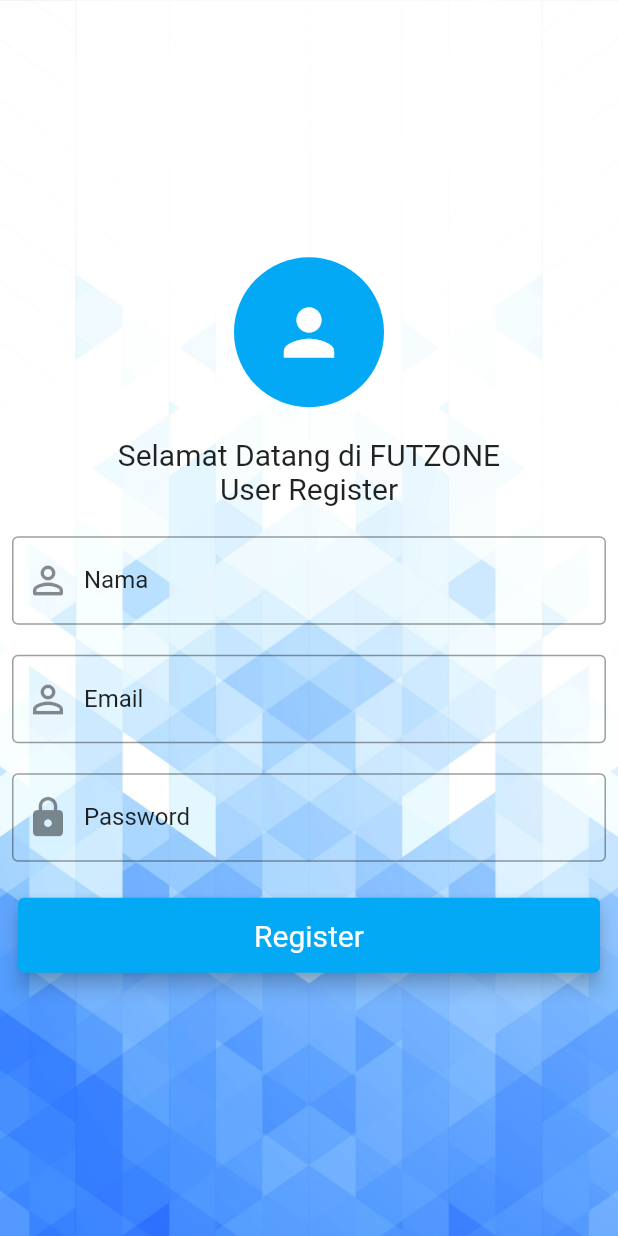
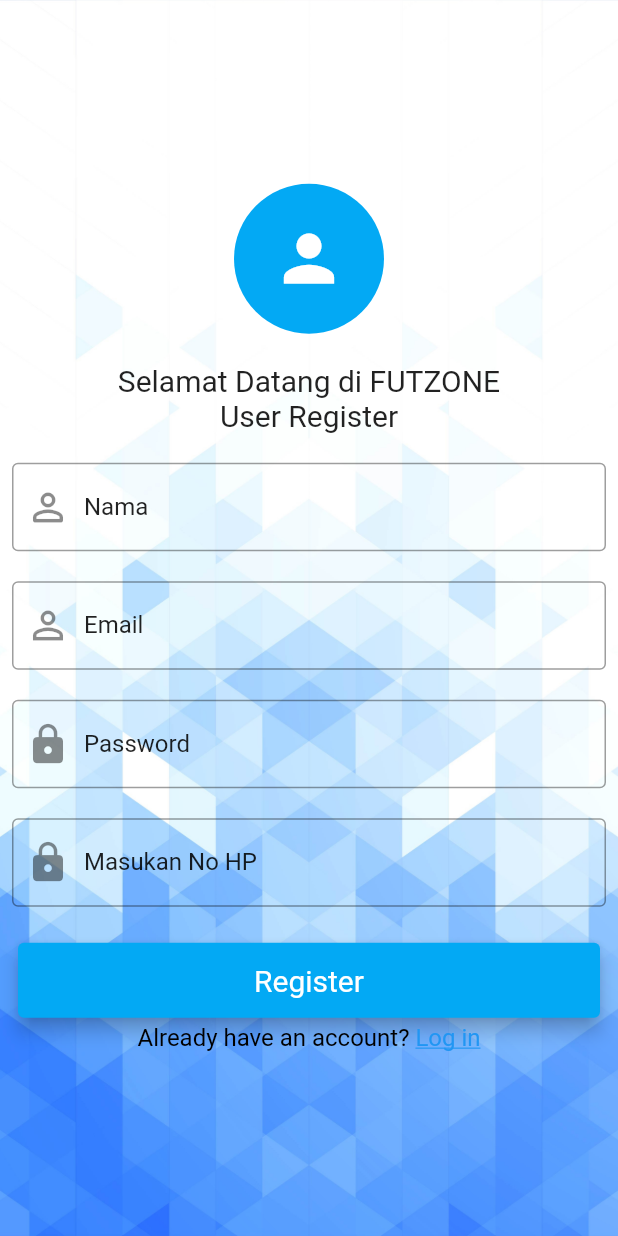
Before and after one commit to nrcloudd/futsalandroid, a Flutter app: the Register screen opened directly, on a phone screen of 412 x 824 dp. Run offline on Flutter 3.47's test engine with Material 2 defaults, Android fonts, the phone set to English and light mode, and no system bars; our stand-ins replace fluttertoast, image_picker; network calls fail.

Commit message:
Update textbutton login  and register

```diff
--- a/flutter_futsal/lib/register.dart
+++ b/flutter_futsal/lib/register.dart
@@ -3,6 +3,8 @@
 import 'package:flutter_futsal/main.dart';
 import 'package:http/http.dart' as http;
 import 'package:flutter_futsal/api_connection/api_connection.dart';
+import 'package:flutter/gestures.dart';
+
 
 void main() => runApp(MyApp());
 
@@ -136,26 +138,26 @@
               height: 20,
             ),
 
-            //password confirmed form
-            // TextFormField(
-            //   controller: password_confirmationController,
-            //   obscureText: true,
-            //   decoration: InputDecoration(
-            //       border: OutlineInputBorder(),
-            //       focusedBorder: OutlineInputBorder(
-            //           borderSide: BorderSide(color: Colors.black87)),
-            //       prefixIcon: Icon(
-            //         Icons.lock,
-            //         size: 30,
-            //       ),
-            //       hintText: "Masukkan Password",
-            //       hintStyle: TextStyle(color: Colors.black87),
-            //       labelText: "Password Confirmation",
-            //       labelStyle: TextStyle(color: Colors.black87)),
-            // ),
-            // SizedBox(
-            //   height: 20,
-            // ),
+            //form phone
+            TextFormField(
+              controller: password_confirmationController,
+              obscureText: true,
+              decoration: InputDecoration(
+                  border: OutlineInputBorder(),
+                  focusedBorder: OutlineInputBorder(
+                      borderSide: BorderSide(color: Colors.black87)),
+                  prefixIcon: Icon(
+                    Icons.lock,
+                    size: 30,
+                  ),
+                  hintText: "No HP",
+                  hintStyle: TextStyle(color: Colors.black87),
+                  labelText: "Masukan No HP",
+                  labelStyle: TextStyle(color: Colors.black87)),
+            ),
+            SizedBox(
+              height: 20,
+            ),
 
 
             Card(
@@ -178,6 +180,33 @@
                 ),
               ),
             ),
+            RichText(
+              text: TextSpan(
+                text: "Already have an account? ",
+                style: TextStyle(fontSize: 16, color: Colors.black),
+                children: [
+                  TextSpan(
+                    text: 'Log in',
+                    style: TextStyle(
+                      fontSize: 16,
+                      color: Colors.blue,
+                      decoration: TextDecoration.underline,
+                    ),
+                    recognizer: TapGestureRecognizer()
+                      ..onTap = () {
+                        // Handle the registration button press here
+                        Navigator.push(
+                          context,
+                          MaterialPageRoute(
+                            builder: (context) => Login(),
+                          ),
+                        );
+                      },
+                  ),
+                ],
+              ),
+            ),
+
           ],
         ),
       ),
```
Also changed, not shown: flutter_futsal/lib/api_connection/tester.dart (added, +51 -0 lines), flutter_futsal/lib/login.dart (+25 -16 lines).
